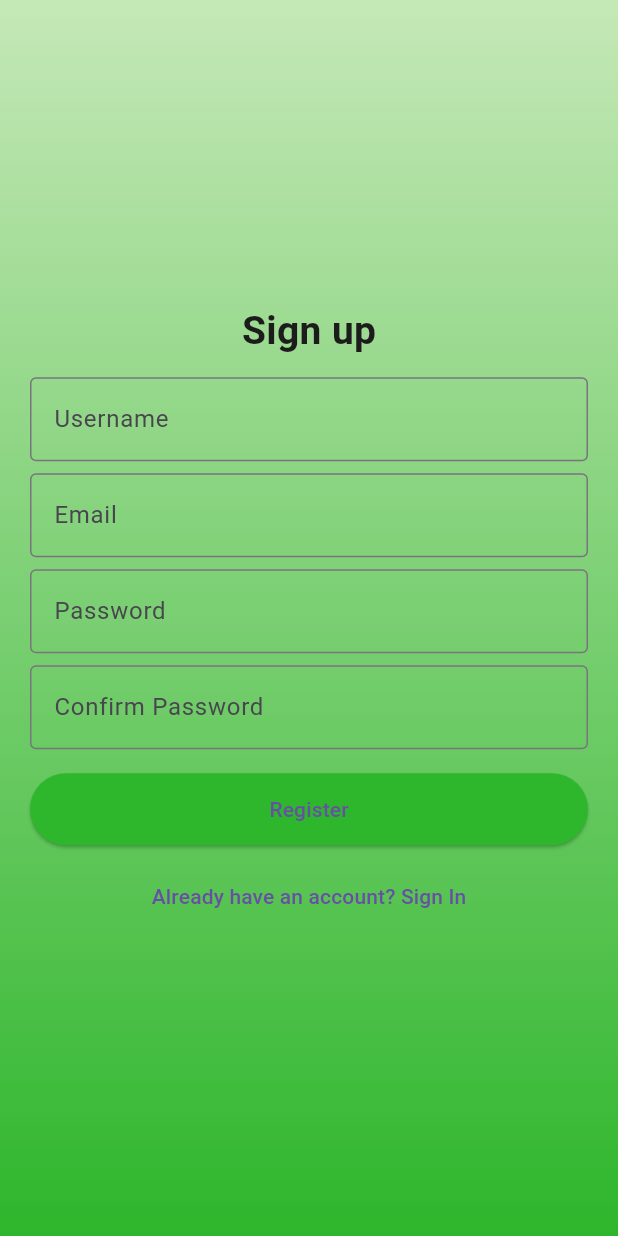
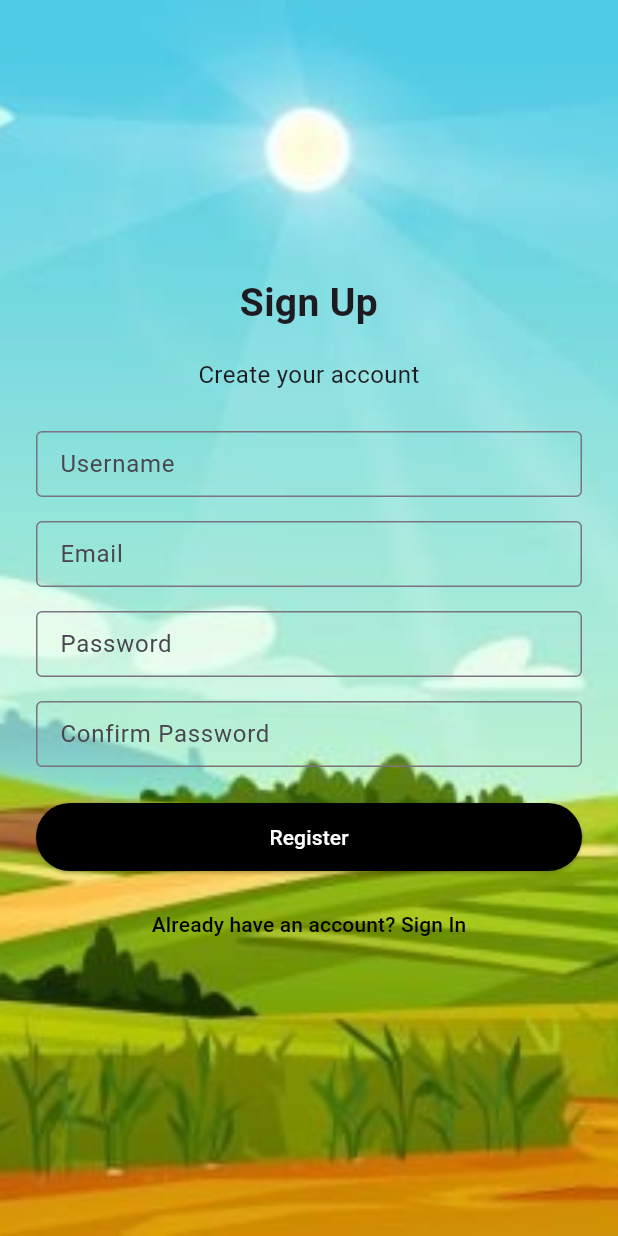
Before and after one commit to mirraiee/bb88_auth, a Flutter app: the screen it shows after launch, after a tap on "Don't have an account? Sign Up", on a phone screen of 412 x 824 dp. Run offline on Flutter 3.47's test engine with Material 3 defaults, Android fonts, the phone set to English and light mode, and no system bars; Roboto replaces fonts that are missing (Poppins).

Commit message:
Add watermark background and improve auth UI
Added assets/watermark.jpg and updated pubspec.yaml to include it as a background image. Refactored and restyled login and signup pages for improved UI consistency, simplified form logic, and enhanced user feedback messages.

```diff
--- a/lib/signin.dart
+++ b/lib/signin.dart
@@ -1,7 +1,6 @@
 import 'dart:convert';
 import 'package:http/http.dart' as http;
 import 'package:flutter/material.dart';
-import 'signup.dart';
 import 'home.dart';
 
 class LoginPage extends StatefulWidget {
@@ -14,7 +13,6 @@ class _LoginPageState extends State<LoginPage> {
   final _passwordController = TextEditingController();
   final String _loginUrl = 'http://127.0.0.1/flutter_api/get_users.php';
 
-
   @override
   void dispose() {
     _usernameController.dispose();
@@ -23,174 +21,152 @@ class _LoginPageState extends State<LoginPage> {
   }
 
   void _goToSignup() {
-    Navigator.pushNamed(context, '/signup'); // uses named route from main.dart
+    Navigator.pushNamed(context, '/signup');
   }
 
   Future<void> _attemptLogin() async {
-    final username = _usernameController.text.trim();
-    final password = _passwordController.text;
-    if (username.isEmpty || password.isEmpty) {
-      ScaffoldMessenger.of(context).showSnackBar(const SnackBar(content: Text('Enter username/email and password')));
+    final user = _usernameController.text.trim();
+    final pass = _passwordController.text;
+
+    if (user.isEmpty || pass.isEmpty) {
+      ScaffoldMessenger.of(context).showSnackBar(
+        const SnackBar(content: Text('Enter username/email and password')),
+      );
       return;
     }
 
     try {
-      final resp = await http.post(
-        Uri.parse(_loginUrl),
-        body: {'username': username, 'password': password},
-      ).timeout(const Duration(seconds: 8));
+      final resp = await http.post(Uri.parse(_loginUrl),
+          body: {'username': user, 'password': pass});
 
-      String? serverMessage;
       Map<String, dynamic>? jsonBody;
       try {
-        final decoded = json.decode(resp.body);
-        if (decoded is Map<String, dynamic>) {
-          jsonBody = decoded;
-          serverMessage = decoded['message']?.toString();
-        }
-      } catch (_) {
-        // ignore invalid json
-      }
+        jsonBody = json.decode(resp.body);
+      } catch (_) {}
 
-      String friendly;
-      // Success case
-      if (resp.statusCode == 200 && jsonBody != null && (jsonBody['success'] == true || jsonBody['success'] == 1)) {
-        friendly = serverMessage ?? 'Login successful';
-        ScaffoldMessenger.of(context).showSnackBar(SnackBar(content: Text(friendly)));
-        final usernameFromServer = (jsonBody['user']?['username'] ?? '') as String;
-        if (!mounted) return;
-        Navigator.pushReplacement(context, MaterialPageRoute(builder: (_) => HomePage(username: usernameFromServer)));
+      if (resp.statusCode == 200 &&
+          jsonBody != null &&
+          (jsonBody['success'] == true || jsonBody['success'] == 1)) {
+        final usernameFromServer =
+            jsonBody['user']?['username'] ?? _usernameController.text;
+        ScaffoldMessenger.of(context)
+            .showSnackBar(const SnackBar(content: Text('Login successful')));
+
+        Navigator.pushReplacement(
+          context,
+          MaterialPageRoute(builder: (_) => HomePage(username: usernameFromServer)),
+        );
         return;
       }
 
-      // Prefer server message, map it to a friendly sentence if known
-      if (serverMessage != null && serverMessage.isNotEmpty) {
-        final map = <String, String>{
-          'User not found': 'No account found with that username or email.',
-          'Invalid password': 'Incorrect password. Please try again.',
-          'Email already in use': 'That email is already registered.',
-          'Missing username/email or password': 'Please fill in all required fields.',
-        };
-        friendly = map[serverMessage] ?? serverMessage; // fallback to serverMessage if unknown
-      } else {
-        // Fallback based on status code
-        if (resp.statusCode == 400) friendly = 'Please fill in all required fields.';
-        else if (resp.statusCode == 401) friendly = 'Invalid username or password.';
-        else if (resp.statusCode == 409) friendly = 'Conflict. Possibly already registered.';
-        else friendly = 'Server error. Please try again later.';
-      }
-
-      ScaffoldMessenger.of(context).showSnackBar(SnackBar(content: Text(friendly)));
-    } catch (e) {
-      ScaffoldMessenger.of(context).showSnackBar(const SnackBar(content: Text('Network error. Check your connection.')));
+      ScaffoldMessenger.of(context).showSnackBar(
+        SnackBar(content: Text(jsonBody?['message'] ?? 'Invalid login')),
+      );
+    } catch (_) {
+      ScaffoldMessenger.of(context).showSnackBar(
+        const SnackBar(content: Text('Network error')),
+      );
     }
   }
 
   @override
   Widget build(BuildContext context) {
+    final size = MediaQuery.of(context).size;
+
+    final fieldPadding = const EdgeInsets.symmetric(vertical: 8);
+    final buttonHeight = size.height * 0.055;
+    const maxFormWidth = 380.0;
+
     return Scaffold(
       body: Container(
         decoration: const BoxDecoration(
-          gradient: LinearGradient(
-            colors: [Color(0xFFC5E8B7), Color(0xFF2EB62C)],
-            begin: Alignment.topCenter,
-            end: Alignment.bottomCenter,
+          image: DecorationImage(
+            image: AssetImage('assets/watermark.jpg'),
+            fit: BoxFit.cover,
           ),
         ),
         child: Center(
-          child: Padding(
-            padding: const EdgeInsets.all(30.0),
-            child: SizedBox(
-              width: MediaQuery.of(context).size.width * 0.7,
+          child: SingleChildScrollView(
+            padding: const EdgeInsets.all(24),
+            child: ConstrainedBox(
+              constraints: const BoxConstraints(maxWidth: maxFormWidth),
               child: Column(
-                mainAxisAlignment: MainAxisAlignment.center,
                 crossAxisAlignment: CrossAxisAlignment.stretch,
                 children: [
                   const Text(
                     'Welcome',
-                    textAlign: TextAlign.center,
                     style: TextStyle(
                       fontFamily: 'Poppins',
                       fontWeight: FontWeight.bold,
                       fontSize: 26,
-                      color: Color(0xFF1C1C1C),
+                      color: Colors.black,
                     ),
-                  ),
-                  const SizedBox(height: 6),
-                  const Text(
-                    'Sign In to continue',
                     textAlign: TextAlign.center,
-                    style: TextStyle(
-                      fontFamily: 'Poppins',
-                      fontWeight: FontWeight.normal,
-                      fontSize: 18,
-                      color: Color(0xFF1C1C1C),
-                    ),
                   ),
                   const SizedBox(height: 18),
-                  SizedBox(
-                    height: MediaQuery.of(context).size.height * 0.07,
+                  const Text(
+                    'Sign in to continue',
+                    textAlign: TextAlign.center,
+                    style: TextStyle(fontSize: 16),
+                  ),
+                  const SizedBox(height: 18),
+
+                  // Username field
+                  Padding(
+                    padding: fieldPadding,
                     child: TextField(
                       controller: _usernameController,
                       decoration: const InputDecoration(
                         labelText: 'Username',
+                        isDense: true,
+                        contentPadding:
+                            EdgeInsets.symmetric(vertical: 10, horizontal: 12),
                         border: OutlineInputBorder(),
                       ),
                     ),
                   ),
-                  const SizedBox(height: 12),
-                  SizedBox(
-                    height: MediaQuery.of(context).size.height * 0.07,
+
+                  // Password field
+                  Padding(
+                    padding: fieldPadding,
                     child: TextField(
                       controller: _passwordController,
                       decoration: const InputDecoration(
                         labelText: 'Password',
+                        isDense: true,
+                        contentPadding:
+                            EdgeInsets.symmetric(vertical: 10, horizontal: 12),
                         border: OutlineInputBorder(),
                       ),
                       obscureText: true,
                     ),
                   ),
-                  const SizedBox(height: 26),
+
+                  const SizedBox(height: 14),
+
+                  // Login button
                   SizedBox(
-                    height: MediaQuery.of(context).size.height * 0.07,
+                    height: buttonHeight,
                     child: ElevatedButton(
                       onPressed: _attemptLogin,
                       style: ElevatedButton.styleFrom(
-                        backgroundColor: Color.fromARGB(255, 0, 0, 0),
-                        shape: RoundedRectangleBorder(
-                          borderRadius: BorderRadius.circular(10),
-                        ),
+                        backgroundColor: Colors.black,
                       ),
                       child: const Text(
                         'Login',
-                        style: TextStyle(
-                          color: Colors.white,
-                          fontSize: 16,
-                          fontWeight: FontWeight.bold,
-                        ),
+                        style: TextStyle(fontSize: 14, color: Colors.white),
                       ),
                     ),
                   ),
-                  const SizedBox(height: 26),
-                  const Text(
-                    'Forgot Password?',
-                    textAlign: TextAlign.center,
-                    style: TextStyle(
-                      fontSize: 14,
-                      color: Color.fromARGB(255, 255, 255, 255),
-                    ),
-                  ),
-                  const SizedBox(height: 10),
+
+                  const SizedBox(height: 14),
+
                   TextButton(
                     onPressed: _goToSignup,
                     child: const Text(
                       "Don't have an account? Sign Up",
+                      style: TextStyle(fontFamily: 'Poppins', color: Colors.black),
                       textAlign: TextAlign.center,
-                      style: TextStyle(
-                        fontFamily: 'Poppins',
-                        fontSize: 14,
-                        color: Color.fromARGB(255, 255, 255, 255),
-                      ),
                     ),
                   ),
                 ],
--- a/lib/signup.dart
+++ b/lib/signup.dart
@@ -26,19 +26,19 @@ class _SignupPageState extends State<SignupPage> {
     super.dispose();
   }
 
-  Future<void> _doRegister() async {
+  Future<void> _register() async {
     final username = _usernameController.text.trim();
     final email = _emailController.text.trim();
-    final password = _passwordController.text;
+    final pass = _passwordController.text;
     final confirm = _confirmController.text;
 
-    if (username.isEmpty || email.isEmpty || password.isEmpty || confirm.isEmpty) {
-      ScaffoldMessenger.of(context).showSnackBar(
-          const SnackBar(content: Text('Fill all fields')));
+    if (username.isEmpty || email.isEmpty || pass.isEmpty || confirm.isEmpty) {
+      ScaffoldMessenger.of(context)
+          .showSnackBar(const SnackBar(content: Text('Fill all fields')));
       return;
     }
 
-    if (password != confirm) {
+    if (pass != confirm) {
       ScaffoldMessenger.of(context).showSnackBar(
           const SnackBar(content: Text('Passwords do not match')));
       return;
@@ -47,132 +47,166 @@ class _SignupPageState extends State<SignupPage> {
     setState(() => _loading = true);
 
     try {
-      final resp = await http.post(
-        Uri.parse(_signupUrl),
-        body: {
+      final resp =
+          await http.post(Uri.parse(_signupUrl), body: {
         'username': username,
         'email': email,
-          'password': password,
-        },
-      );
+        'password': pass,
+      });
 
-      if (resp.statusCode != 200) {
+      Map<String, dynamic>? jsonBody;
+      try {
+        jsonBody = json.decode(resp.body);
+      } catch (_) {}
+
+      if (resp.statusCode == 200 && jsonBody != null) {
+        ScaffoldMessenger.of(context)
+            .showSnackBar(SnackBar(content: Text(jsonBody['message'])));
+
+        if (jsonBody['success'] == true) {
+          Navigator.pop(context);
+        }
+      } else {
         ScaffoldMessenger.of(context).showSnackBar(
-          const SnackBar(content: Text('Email alrelady in use')),
-        );
-        return;
+            const SnackBar(content: Text('Unexpected server response')));
+      }
+    } catch (_) {
+      ScaffoldMessenger.of(context)
+          .showSnackBar(const SnackBar(content: Text('Network error')));
     }
 
-      Map<String, dynamic> jsonBody;
-
-      try {
-        jsonBody = json.decode(resp.body);
-      } catch (e) {
-        ScaffoldMessenger.of(context).showSnackBar(
-          const SnackBar(content: Text('Unexpected server response.')),
-        );
-        return;
-      }
-
-      final message = jsonBody['message']?.toString() ?? 'Unknown error';
-      final success = jsonBody['success'] == true;
-
-      ScaffoldMessenger.of(context).showSnackBar(
-        SnackBar(content: Text(message)),
-      );
-
-      if (success) {
-        Navigator.pop(context);
-      }
-    } catch (e) {
-      ScaffoldMessenger.of(context).showSnackBar(
-        SnackBar(content: Text('Network error: $e')),
-      );
-    } finally {
     setState(() => _loading = false);
-    }
   }
 
   @override
   Widget build(BuildContext context) {
+    final size = MediaQuery.of(context).size;
+
+    final fieldPadding = const EdgeInsets.symmetric(vertical: 8);
+    final buttonHeight = size.height * 0.055; // compact responsive button
+    const maxFormWidth = 380.0;
+
     return Scaffold(
       body: Container(
         decoration: const BoxDecoration(
-          gradient: LinearGradient(
-            colors: [Color(0xFFC5E8B7), Color(0xFF2EB62C)],
-            begin: Alignment.topCenter,
-            end: Alignment.bottomCenter,
+          image: DecorationImage(
+            image: AssetImage('assets/watermark.jpg'),
+            fit: BoxFit.cover,
           ),
         ),
         child: Center(
           child: SingleChildScrollView(
-            padding: const EdgeInsets.all(20),
+            padding: const EdgeInsets.all(24),
+            child: ConstrainedBox(
+              constraints: const BoxConstraints(maxWidth: maxFormWidth),
               child: Column(
-              mainAxisSize: MainAxisSize.min,
+                crossAxisAlignment: CrossAxisAlignment.stretch,
                 children: [
                   const Text(
-                  'Sign up',
+                    'Sign Up',
+                    textAlign: TextAlign.center,
                     style: TextStyle(
                       fontFamily: 'Poppins',
                       fontWeight: FontWeight.bold,
                       fontSize: 26,
-                    color: Color(0xFF1C1C1C),
                     ),
                   ),
-                const SizedBox(height: 12),
-                TextField(
+                  const SizedBox(height: 18),
+                  const Text(
+                    'Create your account',
+                    textAlign: TextAlign.center,
+                    style: TextStyle(fontSize: 16),
+                  ),
+                  const SizedBox(height: 18),
+
+                  Padding(
+                    padding: fieldPadding,
+                    child: TextField(
                       controller: _usernameController,
                       decoration: const InputDecoration(
                         labelText: 'Username',
+                        isDense: true,
+                        contentPadding:
+                            EdgeInsets.symmetric(vertical: 10, horizontal: 12),
                         border: OutlineInputBorder(),
                       ),
                     ),
-                const SizedBox(height: 8),
-                TextField(
+                  ),
+
+                  Padding(
+                    padding: fieldPadding,
+                    child: TextField(
                       controller: _emailController,
                       decoration: const InputDecoration(
                         labelText: 'Email',
+                        isDense: true,
+                        contentPadding:
+                            EdgeInsets.symmetric(vertical: 10, horizontal: 12),
                         border: OutlineInputBorder(),
                       ),
                       keyboardType: TextInputType.emailAddress,
                     ),
-                const SizedBox(height: 8),
-                TextField(
+                  ),
+
+                  Padding(
+                    padding: fieldPadding,
+                    child: TextField(
                       controller: _passwordController,
                       decoration: const InputDecoration(
                         labelText: 'Password',
+                        isDense: true,
+                        contentPadding:
+                            EdgeInsets.symmetric(vertical: 10, horizontal: 12),
                         border: OutlineInputBorder(),
                       ),
                       obscureText: true,
                     ),
-                const SizedBox(height: 8),
-                TextField(
+                  ),
+
+                  Padding(
+                    padding: fieldPadding,
+                    child: TextField(
                       controller: _confirmController,
                       decoration: const InputDecoration(
                         labelText: 'Confirm Password',
+                        isDense: true,
+                        contentPadding:
+                            EdgeInsets.symmetric(vertical: 10, horizontal: 12),
                         border: OutlineInputBorder(),
                       ),
                       obscureText: true,
                     ),
+                  ),
+
                   const SizedBox(height: 16),
+
                   SizedBox(
-                  width: double.infinity,
-                  height: 48,
+                    height: buttonHeight,
                     child: ElevatedButton(
-                    onPressed: _loading ? null : _doRegister,
+                      onPressed: _loading ? null : _register,
                       style: ElevatedButton.styleFrom(
-                        backgroundColor: const Color(0xFF2EB62C)),
+                        backgroundColor: const Color.fromARGB(255, 0, 0, 0),
+                      ),
                       child: _loading
                           ? const CircularProgressIndicator(color: Colors.white)
-                        : const Text('Register'),
+                          : const Text(
+                              'Register',
+                              style: TextStyle(fontSize: 14, color: Colors.white),
                             ),
                     ),
-                const SizedBox(height: 10),
+                  ),
+
+                  const SizedBox(height: 12),
+
                   TextButton(
-                  onPressed: _loading ? null : () => Navigator.pop(context),
-                  child: const Text('Already have an account? Sign In'),
+                    onPressed: () => Navigator.pop(context),
+                    child: const Text(
+                      'Already have an account? Sign In',
+                      style: TextStyle(fontFamily: 'Poppins', color: Colors.black),
                     ),
+                  )
                 ],
+              ),
             ),
           ),
         ),
--- a/pubspec.yaml
+++ b/pubspec.yaml
@@ -61,9 +61,8 @@ flutter:
   uses-material-design: true
 
   # To add assets to your application, add an assets section, like this:
-  # assets:
-  #   - images/a_dot_burr.jpeg
-  #   - images/a_dot_ham.jpeg
+  assets:
+    - assets/watermark.jpg
 
   # An image asset can refer to one or more resolution-specific "variants", see
   # https://flutter.dev/to/resolution-aware-images
```
Also changed, not shown: assets/watermark.jpg (added). Lines whose indentation alone changed are shown as unchanged.
